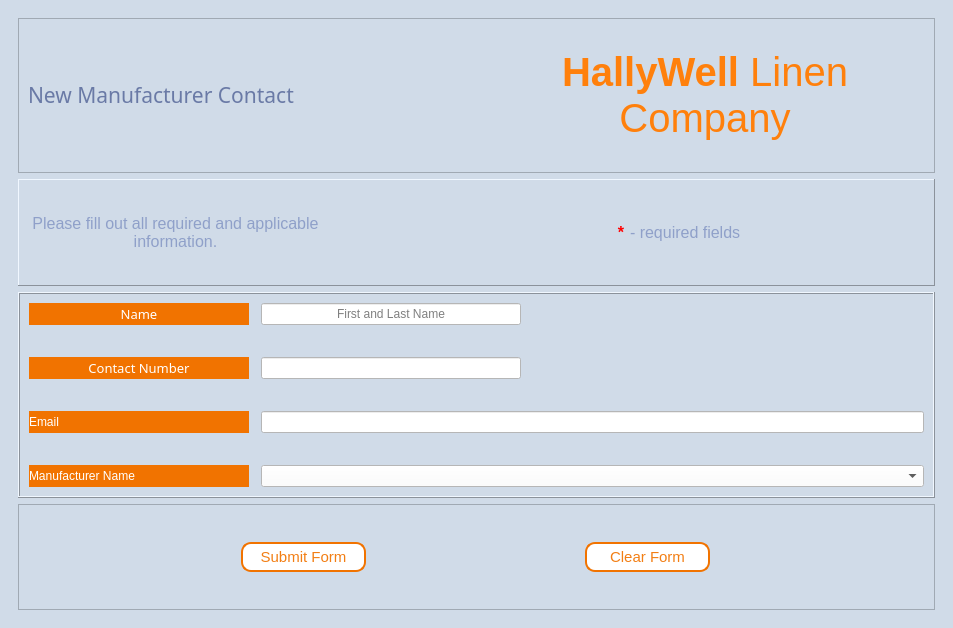
Before: the Qt Designer form Hallywell CRMS v1/UI Files/NewManufacturerContact.ui in apduong/CIS-3365, drawn with Qt 5.
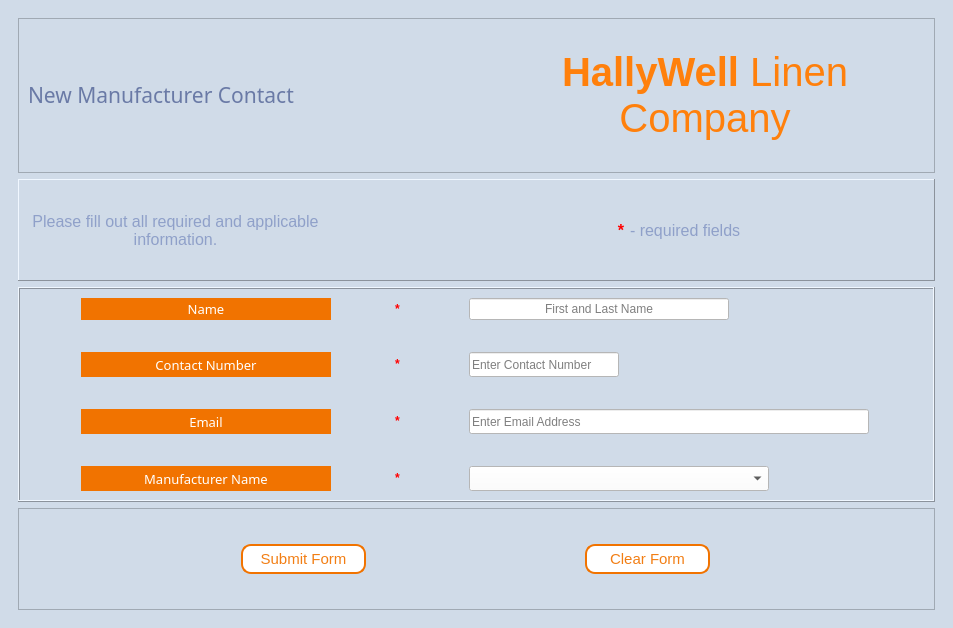
After: the same form once the commit is applied.

What changed in the file:
```diff
--- a/Hallywell CRMS v1/UI Files/NewManufacturerContact.ui
+++ b/Hallywell CRMS v1/UI Files/NewManufacturerContact.ui
@@ -216,7 +216,77 @@
            <property name="verticalSpacing">
             <number>32</number>
            </property>
-           <item row="0" column="1">
+           <item row="3" column="2">
+            <widget class="QComboBox" name="comboBox_manu">
+             <property name="minimumSize">
+              <size>
+               <width>300</width>
+               <height>25</height>
+              </size>
+             </property>
+             <property name="maximumSize">
+              <size>
+               <width>300</width>
+               <height>25</height>
+              </size>
+             </property>
+            </widget>
+           </item>
+           <item row="3" column="0">
+            <widget class="QLabel" name="label_7">
+             <property name="font">
+              <font>
+               <family>Montserrat Medium</family>
+               <pointsize>10</pointsize>
+              </font>
+             </property>
+             <property name="text">
+              <string>Manufacturer Name</string>
+             </property>
+             <property name="alignment">
+              <set>Qt::AlignCenter</set>
+             </property>
+            </widget>
+           </item>
+           <item row="2" column="2">
+            <widget class="QLineEdit" name="lineEdit_email">
+             <property name="minimumSize">
+              <size>
+               <width>400</width>
+               <height>25</height>
+              </size>
+             </property>
+             <property name="maximumSize">
+              <size>
+               <width>400</width>
+               <height>25</height>
+              </size>
+             </property>
+             <property name="maxLength">
+              <number>100</number>
+             </property>
+             <property name="placeholderText">
+              <string>Enter Email Address</string>
+             </property>
+            </widget>
+           </item>
+           <item row="2" column="0">
+            <widget class="QLabel" name="label_2">
+             <property name="font">
+              <font>
+               <family>Montserrat Medium</family>
+               <pointsize>10</pointsize>
+              </font>
+             </property>
+             <property name="text">
+              <string>Email</string>
+             </property>
+             <property name="alignment">
+              <set>Qt::AlignCenter</set>
+             </property>
+            </widget>
+           </item>
+           <item row="0" column="2">
             <widget class="QLineEdit" name="lineEdit_DisName">
              <property name="minimumSize">
               <size>
@@ -241,16 +311,6 @@
              </property>
             </widget>
            </item>
-           <item row="1" column="1">
-            <widget class="QLineEdit" name="lineEdit_DisCN">
-             <property name="maximumSize">
-              <size>
-               <width>260</width>
-               <height>16777215</height>
-              </size>
-             </property>
-            </widget>
-           </item>
            <item row="1" column="0">
             <widget class="QLabel" name="label_DisCN">
              <property name="minimumSize">
@@ -285,6 +345,28 @@
              </property>
             </widget>
            </item>
+           <item row="1" column="2">
+            <widget class="QLineEdit" name="lineEdit_DisCN">
+             <property name="minimumSize">
+              <size>
+               <width>150</width>
+               <height>25</height>
+              </size>
+             </property>
+             <property name="maximumSize">
+              <size>
+               <width>150</width>
+               <height>25</height>
+              </size>
+             </property>
+             <property name="maxLength">
+              <number>15</number>
+             </property>
+             <property name="placeholderText">
+              <string>Enter Contact Number</string>
+             </property>
+            </widget>
+           </item>
            <item row="0" column="0">
             <widget class="QLabel" name="label_DisName">
              <property name="minimumSize">
@@ -313,25 +395,97 @@
              </property>
             </widget>
            </item>
-           <item row="2" column="0">
-            <widget class="QLabel" name="label_2">
+           <item row="0" column="1">
+            <widget class="QLabel" name="label">
+             <property name="minimumSize">
+              <size>
+               <width>10</width>
+               <height>20</height>
+              </size>
+             </property>
+             <property name="maximumSize">
+              <size>
+               <width>10</width>
+               <height>20</height>
+              </size>
+             </property>
+             <property name="styleSheet">
+              <string notr="true">background: none; color:red; font-weight: bold; 
+	font: 75 18pt &quot;Arial&quot;;</string>
+             </property>
              <property name="text">
-              <string>Email</string>
+              <string>*</string>
+             </property>
+            </widget>
+           </item>
+           <item row="1" column="1">
+            <widget class="QLabel" name="label_3">
+             <property name="minimumSize">
+              <size>
+               <width>10</width>
+               <height>20</height>
+              </size>
+             </property>
+             <property name="maximumSize">
+              <size>
+               <width>10</width>
+               <height>20</height>
+              </size>
+             </property>
+             <property name="styleSheet">
+              <string notr="true">background: none; color:red; font-weight: bold; 
+	font: 75 18pt &quot;Arial&quot;;</string>
+             </property>
+             <property name="text">
+              <string>*</string>
              </property>
             </widget>
            </item>
            <item row="2" column="1">
-            <widget class="QLineEdit" name="lineEdit_email"/>
-           </item>
-           <item row="3" column="0">
-            <widget class="QLabel" name="label_7">
+            <widget class="QLabel" name="label_8">
+             <property name="minimumSize">
+              <size>
+               <width>10</width>
+               <height>20</height>
+              </size>
+             </property>
+             <property name="maximumSize">
+              <size>
+               <width>10</width>
+               <height>20</height>
+              </size>
+             </property>
+             <property name="styleSheet">
+              <string notr="true">background: none; color:red; font-weight: bold; 
+	font: 75 18pt &quot;Arial&quot;;</string>
+             </property>
              <property name="text">
-              <string>Manufacturer Name</string>
+              <string>*</string>
              </property>
             </widget>
            </item>
            <item row="3" column="1">
-            <widget class="QComboBox" name="comboBox_manu"/>
+            <widget class="QLabel" name="label_9">
+             <property name="minimumSize">
+              <size>
+               <width>10</width>
+               <height>20</height>
+              </size>
+             </property>
+             <property name="maximumSize">
+              <size>
+               <width>10</width>
+               <height>20</height>
+              </size>
+             </property>
+             <property name="styleSheet">
+              <string notr="true">background: none; color:red; font-weight: bold; 
+	font: 75 18pt &quot;Arial&quot;;</string>
+             </property>
+             <property name="text">
+              <string>*</string>
+             </property>
+            </widget>
            </item>
           </layout>
          </widget>
```
